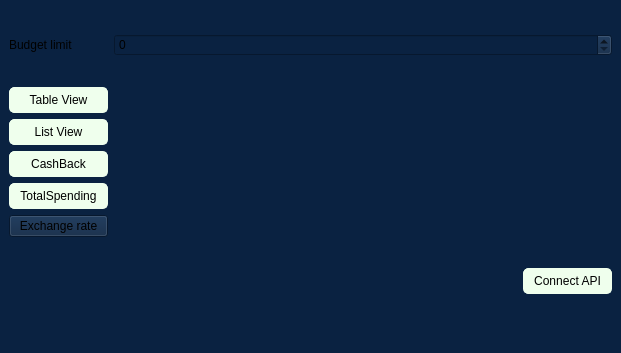
crazyrinchik/cpp_qt_project, file mainwindow.ui: the form before one commit.
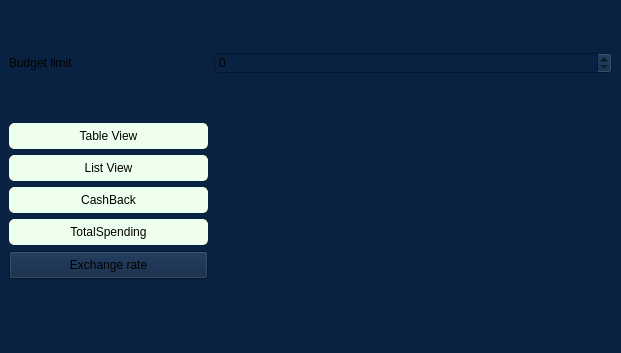
The form after the commit.

```diff
--- a/mainwindow.ui
+++ b/mainwindow.ui
@@ -119,6 +119,217 @@
       </item>
       <item>
        <widget class="QPushButton" name="exchangeRateButton">
+        <property name="sizePolicy">
+         <sizepolicy hsizetype="Minimum" vsizetype="Fixed">
+          <horstretch>0</horstretch>
+          <verstretch>0</verstretch>
+         </sizepolicy>
+        </property>
+        <property name="minimumSize">
+         <size>
+          <width>98</width>
+          <height>28</height>
+         </size>
+        </property>
+        <property name="palette">
+         <palette>
+          <active>
+           <colorrole role="WindowText">
+            <brush brushstyle="SolidPattern">
+             <color alpha="255">
+              <red>0</red>
+              <green>0</green>
+              <blue>0</blue>
+             </color>
+            </brush>
+           </colorrole>
+           <colorrole role="Button">
+            <brush brushstyle="SolidPattern">
+             <color alpha="255">
+              <red>239</red>
+              <green>255</green>
+              <blue>237</blue>
+             </color>
+            </brush>
+           </colorrole>
+           <colorrole role="Text">
+            <brush brushstyle="SolidPattern">
+             <color alpha="255">
+              <red>0</red>
+              <green>0</green>
+              <blue>0</blue>
+             </color>
+            </brush>
+           </colorrole>
+           <colorrole role="ButtonText">
+            <brush brushstyle="SolidPattern">
+             <color alpha="255">
+              <red>0</red>
+              <green>0</green>
+              <blue>0</blue>
+             </color>
+            </brush>
+           </colorrole>
+           <colorrole role="Base">
+            <brush brushstyle="SolidPattern">
+             <color alpha="255">
+              <red>239</red>
+              <green>255</green>
+              <blue>237</blue>
+             </color>
+            </brush>
+           </colorrole>
+           <colorrole role="Window">
+            <brush brushstyle="SolidPattern">
+             <color alpha="255">
+              <red>239</red>
+              <green>255</green>
+              <blue>237</blue>
+             </color>
+            </brush>
+           </colorrole>
+           <colorrole role="PlaceholderText">
+            <brush brushstyle="SolidPattern">
+             <color alpha="128">
+              <red>0</red>
+              <green>0</green>
+              <blue>0</blue>
+             </color>
+            </brush>
+           </colorrole>
+          </active>
+          <inactive>
+           <colorrole role="WindowText">
+            <brush brushstyle="SolidPattern">
+             <color alpha="255">
+              <red>0</red>
+              <green>0</green>
+              <blue>0</blue>
+             </color>
+            </brush>
+           </colorrole>
+           <colorrole role="Button">
+            <brush brushstyle="SolidPattern">
+             <color alpha="255">
+              <red>239</red>
+              <green>255</green>
+              <blue>237</blue>
+             </color>
+            </brush>
+           </colorrole>
+           <colorrole role="Text">
+            <brush brushstyle="SolidPattern">
+             <color alpha="255">
+              <red>0</red>
+              <green>0</green>
+              <blue>0</blue>
+             </color>
+            </brush>
+           </colorrole>
+           <colorrole role="ButtonText">
+            <brush brushstyle="SolidPattern">
+             <color alpha="255">
+              <red>0</red>
+              <green>0</green>
+              <blue>0</blue>
+             </color>
+            </brush>
+           </colorrole>
+           <colorrole role="Base">
+            <brush brushstyle="SolidPattern">
+             <color alpha="255">
+              <red>239</red>
+              <green>255</green>
+              <blue>237</blue>
+             </color>
+            </brush>
+           </colorrole>
+           <colorrole role="Window">
+            <brush brushstyle="SolidPattern">
+             <color alpha="255">
+              <red>239</red>
+              <green>255</green>
+              <blue>237</blue>
+             </color>
+            </brush>
+           </colorrole>
+           <colorrole role="PlaceholderText">
+            <brush brushstyle="SolidPattern">
+             <color alpha="128">
+              <red>0</red>
+              <green>0</green>
+              <blue>0</blue>
+             </color>
+            </brush>
+           </colorrole>
+          </inactive>
+          <disabled>
+           <colorrole role="WindowText">
+            <brush brushstyle="SolidPattern">
+             <color alpha="255">
+              <red>0</red>
+              <green>0</green>
+              <blue>0</blue>
+             </color>
+            </brush>
+           </colorrole>
+           <colorrole role="Button">
+            <brush brushstyle="SolidPattern">
+             <color alpha="255">
+              <red>239</red>
+              <green>255</green>
+              <blue>237</blue>
+             </color>
+            </brush>
+           </colorrole>
+           <colorrole role="Text">
+            <brush brushstyle="SolidPattern">
+             <color alpha="255">
+              <red>0</red>
+              <green>0</green>
+              <blue>0</blue>
+             </color>
+            </brush>
+           </colorrole>
+           <colorrole role="ButtonText">
+            <brush brushstyle="SolidPattern">
+             <color alpha="255">
+              <red>0</red>
+              <green>0</green>
+              <blue>0</blue>
+             </color>
+            </brush>
+           </colorrole>
+           <colorrole role="Base">
+            <brush brushstyle="SolidPattern">
+             <color alpha="255">
+              <red>239</red>
+              <green>255</green>
+              <blue>237</blue>
+             </color>
+            </brush>
+           </colorrole>
+           <colorrole role="Window">
+            <brush brushstyle="SolidPattern">
+             <color alpha="255">
+              <red>239</red>
+              <green>255</green>
+              <blue>237</blue>
+             </color>
+            </brush>
+           </colorrole>
+           <colorrole role="PlaceholderText">
+            <brush brushstyle="SolidPattern">
+             <color alpha="128">
+              <red>0</red>
+              <green>0</green>
+              <blue>0</blue>
+             </color>
+            </brush>
+           </colorrole>
+          </disabled>
+         </palette>
+        </property>
         <property name="text">
          <string>Exchange rate</string>
         </property>
@@ -126,43 +337,6 @@
       </item>
      </layout>
     </item>
-    <item row="2" column="2">
-     <widget class="QPushButton" name="ApiButton">
-      <property name="styleSheet">
-       <string notr="true">QPushButton {
-    background-color: rgb(239, 255, 237);
-    color: black;
-    border: 1px solid rgb(239, 255, 237);
-    padding: 5px 10px;
-    border-radius: 5px;
-}
-
-QPushButton:hover {
-    background-color: rgb(183, 185, 185);
-}
-
-QPushButton:pressed {
-    background-color: rgb(126, 128, 128);
-}</string>
-      </property>
-      <property name="text">
-       <string>Connect API</string>
-      </property>
-     </widget>
-    </item>
-    <item row="2" column="1">
-     <spacer name="horizontalSpacer">
-      <property name="orientation">
-       <enum>Qt::Horizontal</enum>
-      </property>
-      <property name="sizeHint" stdset="0">
-       <size>
-        <width>40</width>
-        <height>20</height>
-       </size>
-      </property>
-     </spacer>
-    </item>
     <item row="0" column="0">
      <widget class="QLabel" name="label">
       <property name="text">
```
Left out of the diff: 20 changed lines with no effect on the pictures.
